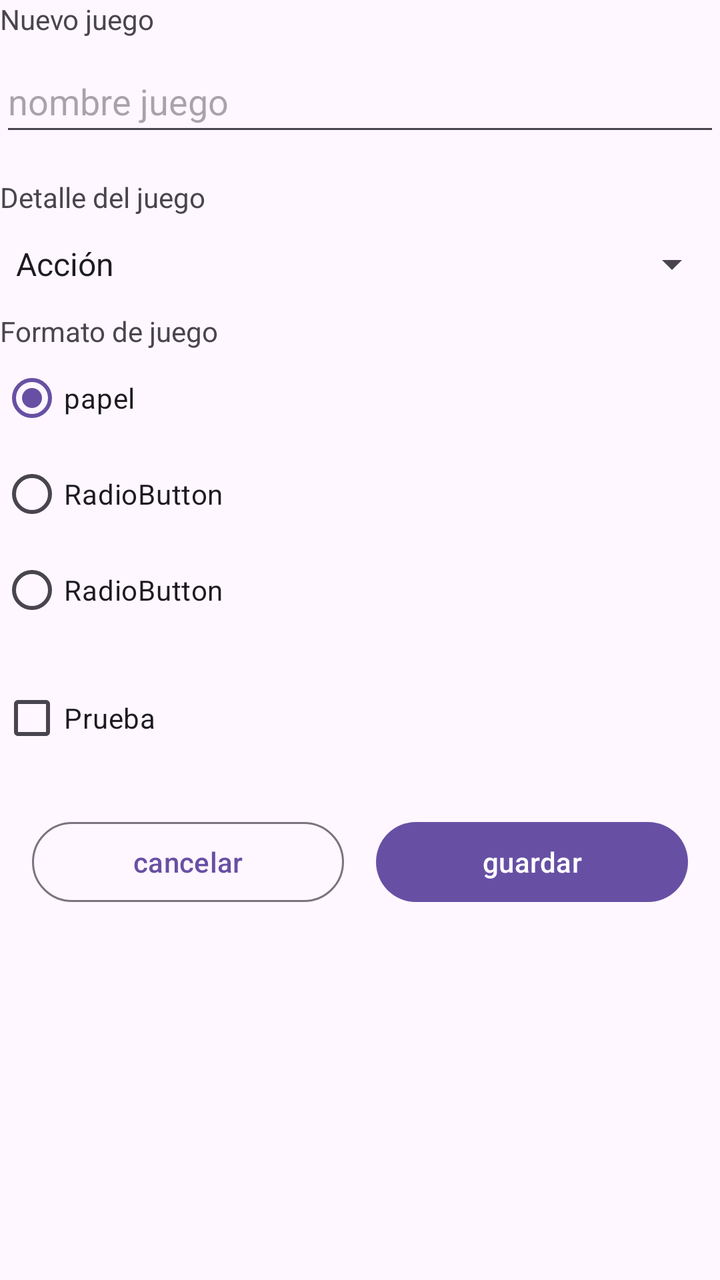
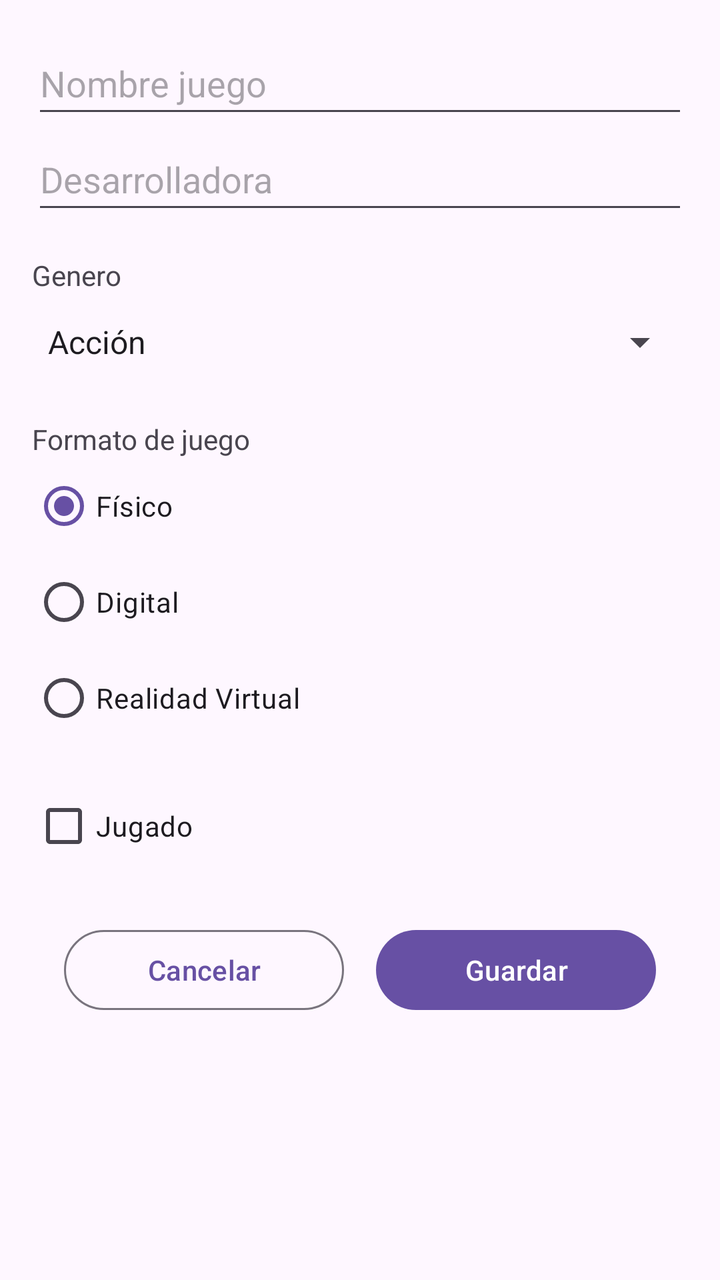

The first picture is an Android layout as it rendered before a commit; the second is the same layout after the commit. The layout source and the unified diff follow.
<!-- AndroidManifest.xml: application theme Theme.BibliotecaDeJuegos -->
<!-- res/layout/activity_formulario.xml -->
<?xml version="1.0" encoding="utf-8"?>
<androidx.constraintlayout.widget.ConstraintLayout xmlns:android="http://schemas.android.com/apk/res/android"
    android:layout_width="match_parent"
    android:layout_height="match_parent">



    <ScrollView
        android:id="@+id/main"
        android:layout_width="match_parent"
        android:layout_height="match_parent">




        <LinearLayout
            android:layout_width="match_parent"
            android:layout_height="wrap_content"
            android:orientation="vertical">

            <TextView
                android:id="@+id/textView6"
                android:layout_width="wrap_content"
                android:layout_height="25dp"
                android:text="@string/titulo_formulario" />

            <EditText
                android:id="@+id/edit_titulo"
                android:layout_width="match_parent"
                android:layout_height="wrap_content"
                android:hint="nombre juego"
                android:inputType="textCapSentences"
                android:minHeight="48dp" />
            <TextView
                android:layout_width="match_parent"
                android:layout_height="match_parent"
                android:layout_marginTop="16dp"
                android:text="@string/titulo_detalle" />
            <Spinner
                android:id="@+id/spinner_genero"
                android:layout_width="match_parent"
                android:layout_height="wrap_content"
                android:entries="@array/generos"
                android:minHeight="48dp" />
            <TextView
                android:layout_width="match_parent"
                android:layout_height="wrap_content"
                android:text="@string/formato_juego" />
            <RadioGroup
                android:id="@+id/grupo_formato"
                android:layout_width="match_parent"
                android:layout_height="wrap_content"
                android:checkedButton="@id/radio_papel">
                <RadioButton
                    android:id="@+id/radio_papel"
                    android:layout_width="wrap_content"
                    android:layout_height="wrap_content"
                    android:text="papel" />

                <RadioButton
                    android:id="@+id/radio2"
                    android:layout_width="match_parent"
                    android:layout_height="wrap_content"
                    android:text="RadioButton" />
                <RadioButton
                    android:id="@+id/radio3"
                    android:layout_width="match_parent"
                    android:layout_height="wrap_content"
                    android:text="RadioButton" />


            </RadioGroup>
        <CheckBox
            android:id="@+id/check_leido"
            android:layout_width="wrap_content"
            android:layout_height="wrap_content"
            android:layout_marginTop="16dp"
            android:text="Prueba" />

            <LinearLayout
                android:layout_width="match_parent"
                android:layout_height="wrap_content"
                android:layout_marginTop="24dp"
                android:layout_marginHorizontal="16dp"
                android:orientation="horizontal">

                <Button
                    android:id="@+id/boton_cancelar"
                    style="?attr/materialButtonOutlinedStyle"
                    android:layout_width="0dp"
                    android:layout_height="wrap_content"
                    android:layout_marginEnd="8dp"
                    android:layout_weight="1"
                    android:text="cancelar" />

                <Button
                    android:id="@+id/boton_guardar"
                    android:layout_width="0dp"
                    android:layout_height="wrap_content"
                    android:layout_marginStart="8dp"
                    android:layout_weight="1"
                    android:text="guardar" />
            </LinearLayout>

        </LinearLayout>
    </ScrollView>

    <androidx.constraintlayout.helper.widget.Layer android:layout_width="wrap_content"
        android:layout_height="wrap_content" />
</androidx.constraintlayout.widget.ConstraintLayout>
<!-- resources referenced by this layout -->
<resources>
  <string-array name="generos">
          <item>Acción</item>
          <item>Aventura</item>
          <item>Fantasía</item>
          <item>Terror</item>
          <item>Otros</item>
      </string-array>
  <string name="formato_juego">Formato de juego</string>
  <string name="titulo_detalle">Detalle del juego</string>
  <string name="titulo_formulario">Nuevo juego</string>
  <style name="Theme.BibliotecaDeJuegos" parent="Base.Theme.BibliotecaDeJuegos" />
  <style name="Base.Theme.BibliotecaDeJuegos" parent="Theme.Material3.DayNight">
          <item name="colorPrimary">@color/azul</item>
          <item name="colorOnPrimary">@color/blanco</item>
          <item name="colorPrimaryContainer">@color/azul_muy_claro</item>
          <item name="colorOnPrimaryContainer">@color/azul_muy_oscuro</item>
      </style>
  <color name="azul">#0031FF</color>
  <color name="blanco">#FFFFFFFF</color>
  <color name="azul_muy_claro">#C4D0FF</color>
  <color name="azul_muy_oscuro">#001675</color>
</resources>

<!-- the commit's change to res/layout/activity_formulario.xml (unified diff, before → after) -->
@@ -1,81 +1,79 @@
 <?xml version="1.0" encoding="utf-8"?>
-<androidx.constraintlayout.widget.ConstraintLayout xmlns:android="http://schemas.android.com/apk/res/android"
+<ScrollView xmlns:android="http://schemas.android.com/apk/res/android"
+    xmlns:tools="http://schemas.android.com/tools"
+    android:id="@+id/main"
     android:layout_width="match_parent"
-    android:layout_height="match_parent">
+    android:layout_height="match_parent"
+    tools:context=".FormularioActivity">
+
+    <LinearLayout
+        android:layout_width="match_parent"
+        android:layout_height="wrap_content"
+        android:orientation="vertical"
+        android:padding="16dp">
+
+        <EditText
+            android:id="@+id/edit_titulo"
+            android:layout_width="match_parent"
+            android:layout_height="wrap_content"
+            android:hint="@string/hint_titulo_juego"
+            android:inputType="textCapSentences"
+            android:minHeight="48dp" />
 
 
-
-    <ScrollView
-        android:id="@+id/main"
-        android:layout_width="match_parent"
-        android:layout_height="match_parent">
-
-
-
-
-        <LinearLayout
+        <EditText
+            android:id="@+id/titulo_desarolladora"
             android:layout_width="match_parent"
             android:layout_height="wrap_content"
-            android:orientation="vertical">
+            android:hint="@string/dev_juego"
+            android:inputType="textCapSentences"
+            android:minHeight="48dp" />
 
-            <TextView
-                android:id="@+id/textView6"
+        <TextView
+            android:layout_width="match_parent"
+            android:layout_height="match_parent"
+            android:layout_marginTop="16dp"
+            android:text="@string/titulo_generos" />
+
+        <Spinner
+            android:id="@+id/spinner_genero"
+            android:layout_width="match_parent"
+            android:layout_height="wrap_content"
+            android:entries="@array/generos"
+            android:minHeight="48dp" />
+        <TextView
+            android:layout_width="match_parent"
+            android:layout_height="wrap_content"
+            android:paddingTop="15dp"
+            android:text="@string/formato_juego" />
+        <RadioGroup
+            android:id="@+id/grupo_formato"
+            android:layout_width="match_parent"
+            android:layout_height="wrap_content"
+            android:checkedButton="@id/radio_fisico">
+            <RadioButton
+                android:id="@+id/radio_fisico"
                 android:layout_width="wrap_content"
-                android:layout_height="25dp"
-                android:text="@string/titulo_formulario" />
-
-            <EditText
-                android:id="@+id/edit_titulo"
+                android:layout_height="wrap_content"
+                android:text="@string/formato_op1" />
+            <RadioButton
+                android:id="@+id/radio_digital"
                 android:layout_width="match_parent"
                 android:layout_height="wrap_content"
-                android:hint="nombre juego"
-                android:inputType="textCapSentences"
-                android:minHeight="48dp" />
-            <TextView
-                android:layout_width="match_parent"
-                android:layout_height="match_parent"
-                android:layout_marginTop="16dp"
-                android:text="@string/titulo_detalle" />
-            <Spinner
-                android:id="@+id/spinner_genero"
+                android:text="@string/formato_op2" />
+            <RadioButton
+                android:id="@+id/radio_realidad_virtual"
                 android:layout_width="match_parent"
                 android:layout_height="wrap_content"
-                android:entries="@array/generos"
-                android:minHeight="48dp" />
-            <TextView
-                android:layout_width="match_parent"
-                android:layout_height="wrap_content"
-                android:text="@string/formato_juego" />
-            <RadioGroup
-                android:id="@+id/grupo_formato"
-                android:layout_width="match_parent"
-                android:layout_height="wrap_content"
-                android:checkedButton="@id/radio_papel">
-                <RadioButton
-                    android:id="@+id/radio_papel"
-                    android:layout_width="wrap_content"
-                    android:layout_height="wrap_content"
-                    android:text="papel" />
-
-                <RadioButton
-                    android:id="@+id/radio2"
-                    android:layout_width="match_parent"
-                    android:layout_height="wrap_content"
-                    android:text="RadioButton" />
-                <RadioButton
-                    android:id="@+id/radio3"
-                    android:layout_width="match_parent"
-                    android:layout_height="wrap_content"
-                    android:text="RadioButton" />
-
+                android:text="@string/formato_op3" />
 
             </RadioGroup>
         <CheckBox
-            android:id="@+id/check_leido"
+            android:id="@+id/check_jugado"
             android:layout_width="wrap_content"
             android:layout_height="wrap_content"
             android:layout_marginTop="16dp"
-            android:text="Prueba" />
+            android:text="@string/form_chek_jugado" />
 
             <LinearLayout
                 android:layout_width="match_parent"
@@ -91,7 +89,7 @@
                     android:layout_height="wrap_content"
                     android:layout_marginEnd="8dp"
                     android:layout_weight="1"
-                    android:text="cancelar" />
+                    android:text="@string/boton_cancelar" />
 
                 <Button
                     android:id="@+id/boton_guardar"
@@ -99,12 +97,8 @@
                     android:layout_height="wrap_content"
                     android:layout_marginStart="8dp"
                     android:layout_weight="1"
-                    android:text="guardar" />
+                    android:text="@string/boton_guardar" />
             </LinearLayout>
 
         </LinearLayout>
     </ScrollView>
-
-    <androidx.constraintlayout.helper.widget.Layer android:layout_width="wrap_content"
-        android:layout_height="wrap_content" />
-</androidx.constraintlayout.widget.ConstraintLayout>
<!-- resource entries referenced after the edit -->
@@ -7,9 +7,16 @@
           <item>Terror</item>
           <item>Otros</item>
       </string-array>
+  <string name="boton_cancelar">Cancelar</string>
+  <string name="boton_guardar">Guardar</string>
+  <string name="dev_juego">Desarrolladora</string>
+  <string name="form_chek_jugado">Jugado</string>
   <string name="formato_juego">Formato de juego</string>
-  <string name="titulo_detalle">Detalle del juego</string>
-  <string name="titulo_formulario">Nuevo juego</string>
+  <string name="formato_op1">Físico</string>
+  <string name="formato_op2">Digital</string>
+  <string name="formato_op3">Realidad Virtual</string>
+  <string name="hint_titulo_juego">Nombre juego</string>
+  <string name="titulo_generos">Genero</string>
   <style name="Theme.BibliotecaDeJuegos" parent="Base.Theme.BibliotecaDeJuegos" />
   <style name="Base.Theme.BibliotecaDeJuegos" parent="Theme.Material3.DayNight">
           <item name="colorPrimary">@color/azul</item>
